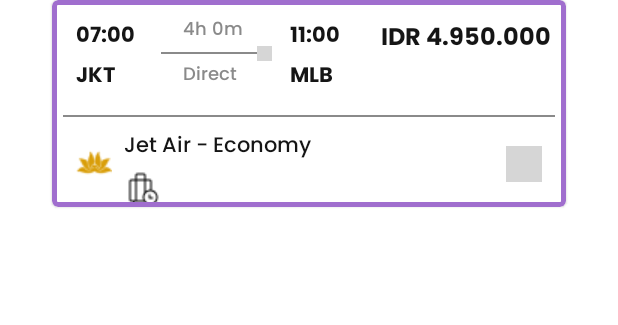
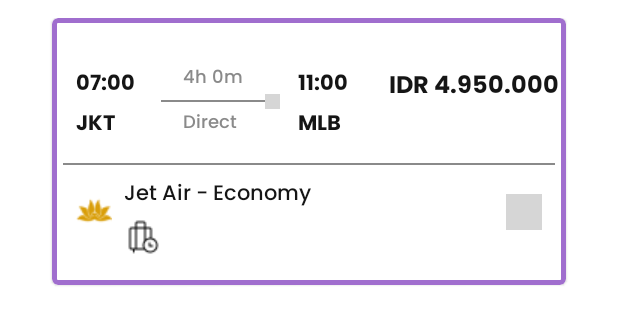
Before and after one commit to TerbangIn/AND-Tiketku, an Android app: the layout item_result_ticket.xml on its own in the app's theme, with its tools: preview values and no code run, on a phone screen of 412 x 824 dp. Shown: the top 325 px of the screen. Run offline under Robolectric (Android 15) with nearby library versions, the phone set to English and light mode, and no system bars; grey boxes are pictures that could not be loaded.

Commit message:
Update Result Item tiCKET

```diff
--- a/app/src/main/res/layout/item_result_ticket.xml
+++ b/app/src/main/res/layout/item_result_ticket.xml
@@ -2,7 +2,8 @@
 <androidx.constraintlayout.widget.ConstraintLayout xmlns:android="http://schemas.android.com/apk/res/android"
     xmlns:app="http://schemas.android.com/apk/res-auto"
     android:layout_width="match_parent"
-    android:layout_height="match_parent">
+    android:layout_height="match_parent"
+    android:padding="12dp">
 
     <com.google.android.material.card.MaterialCardView
         android:layout_width="wrap_content"
@@ -14,172 +15,172 @@
         app:strokeWidth="3dp">
 
         <androidx.constraintlayout.widget.ConstraintLayout
-            android:layout_width="match_parent"
-            android:layout_height="match_parent">
+            android:layout_width="wrap_content"
+            android:layout_height="match_parent"
+            android:paddingVertical="20dp">
 
             <com.google.android.material.textview.MaterialTextView
                 android:id="@+id/tvKeberangkatan"
                 android:layout_width="wrap_content"
                 android:layout_height="wrap_content"
+                android:layout_marginStart="16dp"
+                android:layout_marginTop="12dp"
+                android:fontFamily="@font/poppins_bold"
                 android:text="07:00"
-                android:fontFamily="@font/poppins_bold"
                 android:textColor="@color/neutral05"
                 android:textSize="14sp"
-                android:layout_marginTop="12dp"
-                android:layout_marginStart="16dp"
-                app:layout_constraintTop_toTopOf="parent"
-                app:layout_constraintStart_toStartOf="parent"/>
+                app:layout_constraintStart_toStartOf="parent"
+                app:layout_constraintTop_toTopOf="parent" />
 
             <com.google.android.material.textview.MaterialTextView
                 android:id="@+id/tvInitial"
                 android:layout_width="wrap_content"
                 android:layout_height="wrap_content"
+                android:layout_marginStart="16dp"
+                android:layout_marginTop="2dp"
+                android:fontFamily="@font/poppins_bold"
                 android:text="JKT"
                 android:textColor="@color/neutral05"
                 android:textSize="14sp"
-                android:fontFamily="@font/poppins_bold"
-                android:layout_marginTop="2dp"
-                android:layout_marginStart="16dp"
-                app:layout_constraintTop_toBottomOf="@id/tvKeberangkatan"
-                app:layout_constraintStart_toStartOf="parent"/>
+                app:layout_constraintStart_toStartOf="parent"
+                app:layout_constraintTop_toBottomOf="@id/tvKeberangkatan" />
 
             <com.google.android.material.textview.MaterialTextView
                 android:id="@+id/tvEstimasi"
                 android:layout_width="wrap_content"
                 android:layout_height="wrap_content"
+                android:layout_marginStart="32dp"
+                android:layout_marginTop="10dp"
+                android:fontFamily="@font/poppins_medium"
                 android:text="4h 0m"
+                android:textColor="@color/neutral03"
                 android:textSize="12sp"
-                android:textColor="@color/neutral03"
-                android:fontFamily="@font/poppins_medium"
-                android:layout_marginTop="10dp"
-                android:layout_marginStart="32dp"
-                app:layout_constraintTop_toTopOf="parent"
-                app:layout_constraintStart_toEndOf="@id/tvKeberangkatan"/>
+                app:layout_constraintStart_toEndOf="@id/tvKeberangkatan"
+                app:layout_constraintTop_toTopOf="parent" />
 
             <View
                 android:id="@+id/outlinedHorizontal"
                 android:layout_width="69dp"
                 android:layout_height="1dp"
+                android:layout_marginStart="17dp"
+                android:layout_marginTop="4dp"
                 android:background="@color/neutral03"
-                android:layout_marginTop="4dp"
-                android:layout_marginStart="17dp"
-                app:layout_constraintTop_toBottomOf="@id/tvEstimasi"
-                app:layout_constraintStart_toEndOf="@id/tvKeberangkatan"/>
+                app:layout_constraintStart_toEndOf="@id/tvKeberangkatan"
+                app:layout_constraintTop_toBottomOf="@id/tvEstimasi" />
 
             <com.google.android.material.imageview.ShapeableImageView
                 android:id="@+id/icRight"
                 android:layout_width="10dp"
                 android:layout_height="10dp"
+                android:backgroundTint="@color/neutral03"
                 android:src="@drawable/ic_right"
-                android:backgroundTint="@color/neutral03"
-                android:layout_marginStart="-5dp"
-                app:layout_constraintTop_toBottomOf="@id/tvEstimasi"
-                app:layout_constraintStart_toEndOf="@id/outlinedHorizontal"/>
+                app:layout_constraintStart_toEndOf="@id/outlinedHorizontal"
+                app:layout_constraintTop_toBottomOf="@id/tvEstimasi" />
 
             <com.google.android.material.textview.MaterialTextView
                 android:id="@+id/tvDirect"
                 android:layout_width="wrap_content"
                 android:layout_height="wrap_content"
+                android:layout_marginStart="32dp"
+                android:layout_marginTop="4dp"
+                android:fontFamily="@font/poppins_medium"
                 android:text="Direct"
+                android:textColor="@color/neutral03"
                 android:textSize="12sp"
-                android:textColor="@color/neutral03"
-                android:fontFamily="@font/poppins_medium"
-                android:layout_marginTop="4dp"
-                android:layout_marginStart="32dp"
-                app:layout_constraintTop_toBottomOf="@id/outlinedHorizontal"
-                app:layout_constraintStart_toEndOf="@id/tvKeberangkatan"/>
+                app:layout_constraintStart_toEndOf="@id/tvKeberangkatan"
+                app:layout_constraintTop_toBottomOf="@id/outlinedHorizontal" />
 
             <com.google.android.material.textview.MaterialTextView
                 android:id="@+id/tvTiba"
                 android:layout_width="wrap_content"
                 android:layout_height="wrap_content"
+                android:layout_marginStart="12dp"
+                android:layout_marginTop="12dp"
+                android:fontFamily="@font/poppins_bold"
                 android:text="11:00"
-                android:fontFamily="@font/poppins_bold"
                 android:textColor="@color/neutral05"
                 android:textSize="14sp"
-                android:layout_marginTop="12dp"
-                android:layout_marginStart="12dp"
-                app:layout_constraintTop_toTopOf="parent"
-                app:layout_constraintStart_toEndOf="@id/icRight"/>
+                app:layout_constraintStart_toEndOf="@id/icRight"
+                app:layout_constraintTop_toTopOf="parent" />
 
             <com.google.android.material.textview.MaterialTextView
                 android:id="@+id/tvInitialDua"
                 android:layout_width="wrap_content"
                 android:layout_height="wrap_content"
+                android:layout_marginStart="12dp"
+                android:layout_marginTop="2dp"
+                android:fontFamily="@font/poppins_bold"
                 android:text="MLB"
                 android:textColor="@color/neutral05"
                 android:textSize="14sp"
-                android:fontFamily="@font/poppins_bold"
-                android:layout_marginTop="2dp"
-                android:layout_marginStart="12dp"
-                app:layout_constraintTop_toBottomOf="@id/tvTiba"
-                app:layout_constraintStart_toEndOf="@id/icRight"/>
+                app:layout_constraintStart_toEndOf="@id/icRight"
+                app:layout_constraintTop_toBottomOf="@id/tvTiba" />
 
             <com.google.android.material.textview.MaterialTextView
                 android:id="@+id/tvHarga"
                 android:layout_width="wrap_content"
                 android:layout_height="wrap_content"
+                android:layout_marginStart="27dp"
+                android:layout_marginTop="12dp"
+                android:fontFamily="@font/poppins_bold"
                 android:text="IDR 4.950.000"
                 android:textColor="@color/neutral05"
                 android:textSize="16sp"
-                android:fontFamily="@font/poppins_bold"
-                android:layout_marginTop="12dp"
-                android:layout_marginStart="27dp"
-                app:layout_constraintTop_toTopOf="parent"
-                app:layout_constraintStart_toEndOf="@id/tvTiba"/>
+                app:layout_constraintStart_toEndOf="@id/tvTiba"
+                app:layout_constraintTop_toTopOf="parent" />
 
             <View
                 android:id="@+id/outlinedHorizontalDua"
                 android:layout_width="328dp"
                 android:layout_height="1dp"
+                android:layout_marginStart="7dp"
+                android:layout_marginTop="16dp"
+                android:layout_marginEnd="7dp"
                 android:background="@color/neutral03"
-                android:layout_marginTop="16dp"
-                android:layout_marginStart="7dp"
-                android:layout_marginEnd="7dp"
-                app:layout_constraintTop_toBottomOf="@id/tvDirect"
+                app:layout_constraintEnd_toEndOf="parent"
                 app:layout_constraintStart_toStartOf="parent"
-                app:layout_constraintEnd_toEndOf="parent"/>
+                app:layout_constraintTop_toBottomOf="@id/tvDirect" />
 
             <com.google.android.material.imageview.ShapeableImageView
                 android:id="@+id/ivBunga"
                 android:layout_width="24dp"
                 android:layout_height="24dp"
+                android:layout_marginStart="16dp"
+                android:layout_marginTop="19dp"
                 android:src="@drawable/ic_flowers"
-                android:layout_marginTop="19dp"
-                android:layout_marginStart="16dp"
-                app:layout_constraintTop_toBottomOf="@id/outlinedHorizontalDua"
-                app:layout_constraintStart_toStartOf="parent"/>
+                app:layout_constraintStart_toStartOf="parent"
+                app:layout_constraintTop_toBottomOf="@id/outlinedHorizontalDua" />
 
             <com.google.android.material.textview.MaterialTextView
                 android:id="@+id/tvJenisPesawat"
                 android:layout_width="wrap_content"
                 android:layout_height="wrap_content"
+                android:layout_marginStart="8dp"
+                android:layout_marginTop="8dp"
+                android:fontFamily="@font/poppins_medium"
                 android:text="Jet Air - Economy"
-                android:fontFamily="@font/poppins_medium"
                 android:textColor="@color/neutral05"
-                android:layout_marginTop="8dp"
-                android:layout_marginStart="8dp"
-                app:layout_constraintTop_toBottomOf="@id/outlinedHorizontalDua"
-                app:layout_constraintStart_toEndOf="@id/ivBunga"/>
+                app:layout_constraintStart_toEndOf="@id/ivBunga"
+                app:layout_constraintTop_toBottomOf="@id/outlinedHorizontalDua" />
 
             <com.google.android.material.imageview.ShapeableImageView
                 android:id="@+id/ivBaggage"
                 android:layout_width="24dp"
                 android:layout_height="24dp"
-                android:src="@drawable/ic_suite_case"
                 android:layout_marginStart="8dp"
                 android:layout_marginTop="4dp"
-                app:layout_constraintTop_toBottomOf="@id/tvJenisPesawat"
-                app:layout_constraintStart_toEndOf="@id/ivBunga"/>
+                android:src="@drawable/ic_suite_case"
+                app:layout_constraintStart_toEndOf="@id/ivBunga"
+                app:layout_constraintTop_toBottomOf="@id/tvJenisPesawat" />
 
             <com.google.android.material.imageview.ShapeableImageView
                 android:layout_width="24dp"
                 android:layout_height="24dp"
-                android:src="@drawable/ic_detail"
                 android:layout_marginTop="19dp"
                 android:layout_marginEnd="16dp"
-                app:layout_constraintTop_toBottomOf="@id/outlinedHorizontalDua"
-                app:layout_constraintEnd_toEndOf="parent"/>
+                android:src="@drawable/ic_detail"
+                app:layout_constraintEnd_toEndOf="parent"
+                app:layout_constraintTop_toBottomOf="@id/outlinedHorizontalDua" />
 
         </androidx.constraintlayout.widget.ConstraintLayout>
     </com.google.android.material.card.MaterialCardView>
```
